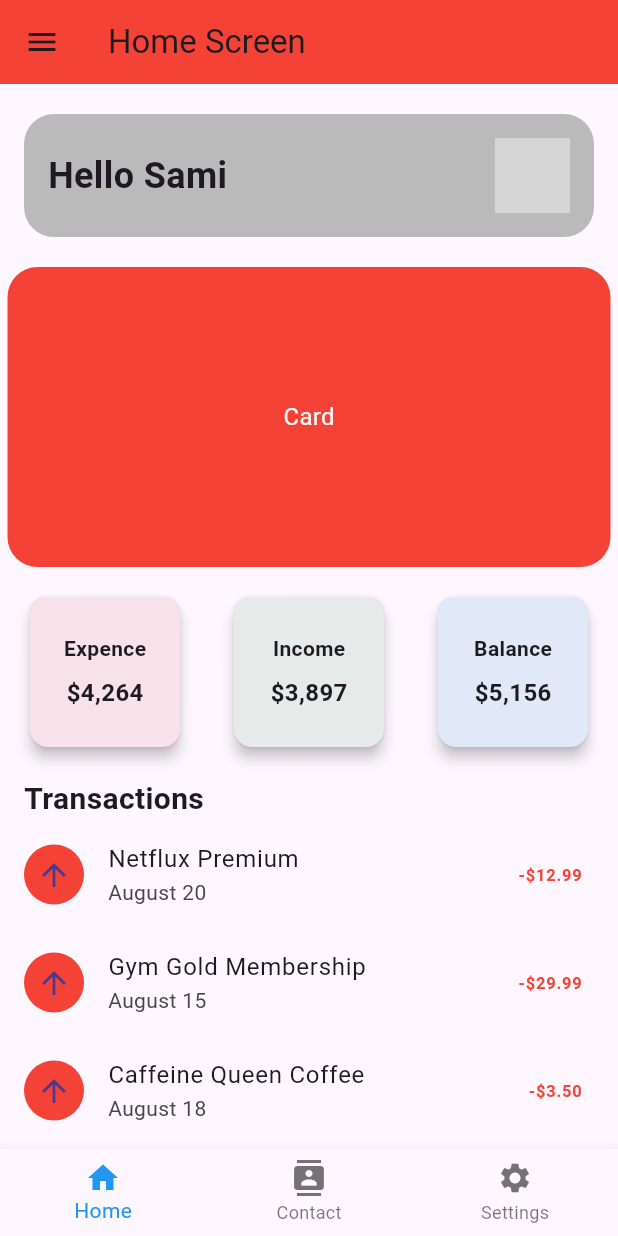
After one commit to nanirecalde/demo_pay, a Flutter app: the HomeScreen screen opened by its route, on a phone screen of 412 x 824 dp. The commit adds this screen. Run offline on Flutter 3.47's test engine with Material 3 defaults, Android fonts, the phone set to English and light mode, and no system bars; network calls fail; grey boxes are pictures that could not be loaded.

Commit message:
Home screen commit

```diff
--- /dev/null
+++ b/lib/models/transaction.dart
@@ -0,0 +1,13 @@
+class Transaction {
+  final String name;
+  final String date;
+  final double amount;
+  final bool isCredit;
+
+  Transaction({
+    required this.name,
+    required this.date,
+    required this.amount,
+    required this.isCredit,
+  });
+}
--- /dev/null
+++ b/lib/providers/card_color_provider.dart
@@ -0,0 +1,26 @@
+import 'package:flutter/material.dart';
+
+class CardColorProvider with ChangeNotifier {
+  final List<Color> _colors = [
+    Colors.red,
+    Colors.blue,
+    Colors.green,
+    Colors.orange,
+  ];
+
+  int _currentIndex = 0;
+
+  List<Color> get colors => _colors;
+
+  Color get currentColor => _colors[_currentIndex];
+
+  void changeColor(int index) {
+    _currentIndex = index;
+    notifyListeners();
+  }
+
+  void updateColor(int index, Color newColor) {
+    _colors[index] = newColor;
+    notifyListeners();
+  }
+}
--- /dev/null
+++ b/lib/screens/home_screen.dart
@@ -0,0 +1,157 @@
+import 'package:demo_app/widgets/userCard.dart';
+import 'package:flutter/material.dart';
+import 'package:provider/provider.dart';
+import '../providers/card_color_provider.dart';
+import '../widgets/transaction_list.dart';
+import '../widgets/card_info.dart';
+import '../widgets/carousel_slider.dart';
+
+class HomeScreen extends StatefulWidget {
+  const HomeScreen({super.key});
+
+  @override
+  // ignore: library_private_types_in_public_api
+  _HomeScreenState createState() => _HomeScreenState();
+}
+
+class _HomeScreenState extends State<HomeScreen> {
+  int _selectedIndex = 0;
+
+  static const List<Widget> _widgetOptions = <Widget>[
+    HomeContent(),
+    Center(child: Text('Contact Screen', style: TextStyle(fontSize: 24))),
+    Center(child: Text('Settings Screen', style: TextStyle(fontSize: 24))),
+  ];
+
+  void _onItemTapped(int index) {
+    setState(() {
+      _selectedIndex = index;
+    });
+  }
+
+  @override
+  Widget build(BuildContext context) {
+    return Scaffold(
+      appBar: AppBar(
+        title: const Text('Home Screen'),
+        // make app bar match with the color of the card with stream provider,\
+        backgroundColor: Provider.of<CardColorProvider>(context).currentColor,
+      ),
+      drawer: Drawer(
+        child: ListView(
+          padding: EdgeInsets.zero,
+          children: <Widget>[
+            const DrawerHeader(
+              decoration: BoxDecoration(
+                color: Colors.blue,
+              ),
+              child: Text(
+                'Menu',
+                style: TextStyle(
+                  color: Colors.white,
+                  fontSize: 24,
+                ),
+              ),
+            ),
+            ListTile(
+              leading: const Icon(Icons.logout),
+              title: const Text('Log Out'),
+              onTap: () {
+                Navigator.pushReplacementNamed(context, '/');
+              },
+            ),
+          ],
+        ),
+      ),
+      body: _widgetOptions.elementAt(_selectedIndex),
+      bottomNavigationBar: BottomNavigationBar(
+        items: const <BottomNavigationBarItem>[
+          BottomNavigationBarItem(
+            icon: Icon(Icons.home),
+            label: 'Home',
+          ),
+          BottomNavigationBarItem(
+            icon: Icon(Icons.contacts),
+            label: 'Contact',
+          ),
+          BottomNavigationBarItem(
+            icon: Icon(Icons.settings),
+            label: 'Settings',
+          ),
+        ],
+        currentIndex: _selectedIndex,
+        selectedItemColor: Colors.blue,
+        onTap: _onItemTapped,
+      ),
+    );
+  }
+}
+
+class HomeContent extends StatelessWidget {
+  const HomeContent({super.key});
+
+  @override
+  Widget build(BuildContext context) {
+    return Column(
+      children: [
+        const SizedBox(height: 20),
+        const UserCard(),
+        const SizedBox(height: 20),
+        Consumer<CardColorProvider>(
+          builder: (context, colorProvider, child) {
+            return CarouselSlider(
+              height: 200.0,
+              items: colorProvider.colors.map((color) {
+                return Container(
+                  margin: const EdgeInsets.symmetric(horizontal: 5.0),
+                  decoration: BoxDecoration(
+                    color: color,
+                    borderRadius: BorderRadius.circular(20),
+                  ),
+                  child: const Center(
+                    child: Text(
+                      'Card',
+                      style: TextStyle(color: Colors.white, fontSize: 16.0),
+                    ),
+                  ),
+                );
+              }).toList(),
+            );
+          },
+        ),
+        const Padding(
+          padding: EdgeInsets.all(16.0),
+          child: Row(
+            mainAxisAlignment: MainAxisAlignment.spaceBetween,
+            children: [
+              CardInfo(
+                  title: "Expence", amount: "\$4,264", color: Colors.redAccent),
+              CardInfo(title: "Income", amount: "\$3,897", color: Colors.green),
+              CardInfo(title: "Balance", amount: "\$5,156", color: Colors.blue),
+            ],
+          ),
+        ),
+        const Padding(
+          padding: EdgeInsets.symmetric(horizontal: 16.0),
+          child: Align(
+            alignment: Alignment.centerLeft,
+            child: Text(
+              'Transactions',
+              style: TextStyle(
+                fontSize: 20,
+                fontWeight: FontWeight.bold,
+              ),
+            ),
+          ),
+        ),
+        Expanded(
+          child: ListView(
+            children: [
+              TransactionList(),
+            ],
+          ),
+        ),
+      ],
+    );
+  }
+}
--- /dev/null
+++ b/lib/widgets/card_info.dart
@@ -0,0 +1,46 @@
+import 'package:flutter/material.dart';
+
+class CardInfo extends StatelessWidget {
+  final String title;
+  final String amount;
+  final Color color;
+
+  const CardInfo({
+    super.key,
+    required this.title,
+    required this.amount,
+    required this.color,
+  });
+
+  @override
+  Widget build(BuildContext context) {
+    return Card(
+      elevation: 4,
+      child: Container(
+        padding: const EdgeInsets.all(16.0),
+        width: 100,
+        height: 100,
+        decoration: BoxDecoration(
+          color: color.withOpacity(0.1),
+          borderRadius: BorderRadius.circular(10),
+        ),
+        child: Column(
+          mainAxisAlignment: MainAxisAlignment.center,
+          children: [
+            Text(
+              title,
+              style:
+                  const TextStyle(fontSize: 14.0, fontWeight: FontWeight.bold),
+            ),
+            const SizedBox(height: 8.0),
+            Text(
+              amount,
+              style:
+                  const TextStyle(fontSize: 16.0, fontWeight: FontWeight.bold),
+            ),
+          ],
+        ),
+      ),
+    );
+  }
+}
--- /dev/null
+++ b/lib/widgets/carousel_slider.dart
@@ -0,0 +1,41 @@
+import 'package:flutter/material.dart';
+import 'package:provider/provider.dart';
+import '../providers/card_color_provider.dart';
+
+class CarouselSlider extends StatefulWidget {
+  final List<Widget> items;
+  final double height;
+
+  const CarouselSlider({super.key, required this.items, required this.height});
+
+  @override
+  State<CarouselSlider> createState() => _CarouselSliderState();
+}
+
+class _CarouselSliderState extends State<CarouselSlider> {
+  final PageController _pageController = PageController(initialPage: 0);
+
+  @override
+  void dispose() {
+    _pageController.dispose();
+    super.dispose();
+  }
+
+  @override
+  Widget build(BuildContext context) {
+    return SizedBox(
+      height: widget.height,
+      child: PageView.builder(
+        controller: _pageController,
+        onPageChanged: (index) {
+          final colorProvider =
+              Provider.of<CardColorProvider>(context, listen: false);
+          colorProvider.changeColor(index % widget.items.length);
+        },
+        itemBuilder: (context, index) {
+          return widget.items[index % widget.items.length];
+        },
+      ),
+    );
+  }
+}
--- /dev/null
+++ b/lib/widgets/transaction_list.dart
@@ -0,0 +1,94 @@
+import 'package:flutter/material.dart';
+import '../models/transaction.dart';
+
+class TransactionList extends StatelessWidget {
+  final List<Transaction> transactions = [
+    Transaction(
+        name: "Netflux Premium",
+        date: "August 20",
+        amount: 12.99,
+        isCredit: false),
+    Transaction(
+        name: "Gym Gold Membership",
+        date: "August 15",
+        amount: 29.99,
+        isCredit: false),
+    Transaction(
+        name: "Caffeine Queen Coffee",
+        date: "August 18",
+        amount: 3.50,
+        isCredit: false),
+    Transaction(
+        name: "Annual Book Club",
+        date: "July 01",
+        amount: 19.99,
+        isCredit: false),
+    Transaction(
+        name: "Quick Ride Taxi Service",
+        date: "August 19",
+        amount: 15.75,
+        isCredit: false),
+    Transaction(
+        name: "Healthy Groceries Delivery",
+        date: "August 10",
+        amount: 45.00,
+        isCredit: false),
+    Transaction(
+        name: "Pineapple Streaming Music",
+        date: "August 01",
+        amount: 9.99,
+        isCredit: false),
+    Transaction(
+        name: "Donate 4 More",
+        date: "August 05",
+        amount: 20.00,
+        isCredit: true),
+    Transaction(
+        name: "Refund: Overspent at Cafe",
+        date: "August 11",
+        amount: 5.50,
+        isCredit: true),
+    Transaction(
+        name: "BestSeats Event Tickets",
+        date: "August 02",
+        amount: 75.00,
+        isCredit: false),
+    Transaction(
+        name: "Lucky Draw Lottery",
+        date: "August 13",
+        amount: 2.00,
+        isCredit: false),
+    Transaction(
+        name: "Only Fans", date: "April 30", amount: 4.99, isCredit: false),
+  ];
+
+  TransactionList({super.key});
+
+  @override
+  Widget build(BuildContext context) {
+    return ListView.builder(
+      shrinkWrap: true,
+      physics: const NeverScrollableScrollPhysics(),
+      itemCount: transactions.length,
+      itemBuilder: (ctx, index) {
+        final tx = transactions[index];
+        return ListTile(
+          leading: CircleAvatar(
+            backgroundColor: tx.isCredit ? Colors.green : Colors.red,
+            child:
+                Icon(tx.isCredit ? Icons.arrow_downward : Icons.arrow_upward),
+          ),
+          title: Text(tx.name),
+          subtitle: Text(tx.date),
+          trailing: Text(
+            '${tx.isCredit ? '+' : '-'}\$${tx.amount.toStringAsFixed(2)}',
+            style: TextStyle(
+              color: tx.isCredit ? Colors.green : Colors.red,
+              fontWeight: FontWeight.bold,
+            ),
+          ),
+        );
+      },
+    );
+  }
+}
--- /dev/null
+++ b/lib/widgets/userCard.dart
@@ -0,0 +1,36 @@
+import 'package:flutter/material.dart';
+
+class UserCard extends StatelessWidget {
+  const UserCard({super.key});
+
+  @override
+  Widget build(BuildContext context) {
+    return Container(
+      padding: const EdgeInsets.all(16.0),
+      width: 380,
+      decoration: BoxDecoration(
+        color: const Color.fromARGB(255, 186, 186, 186),
+        borderRadius: BorderRadius.circular(20),
+      ),
+      child: const Row(
+        mainAxisAlignment: MainAxisAlignment.spaceBetween,
+        children: [
+          Column(
+            crossAxisAlignment: CrossAxisAlignment.start,
+            children: [
+              Text(
+                'Hello Sami',
+                style: TextStyle(fontSize: 24, fontWeight: FontWeight.bold),
+              ),
+            ],
+          ),
+          CircleAvatar(
+            radius: 25,
+            backgroundImage: NetworkImage(
+                'https://reqres.in/img/faces/4-image.jpg'), // Replace with your actual image URL
+          ),
+        ],
+      ),
+    );
+  }
+}
--- a/pubspec.yaml
+++ b/pubspec.yaml
@@ -31,6 +31,7 @@ dependencies:
   flutter:
     sdk: flutter
   provider: ^6.0.1
+  carousel_slider: ^4.2.0
 
 
   # The following adds the Cupertino Icons font to your application.
```
Also changed, not shown: lib/main.dart (+27 -13 lines), lib/screens/login_screen.dart (+58 -105 lines), pubspec.lock.
